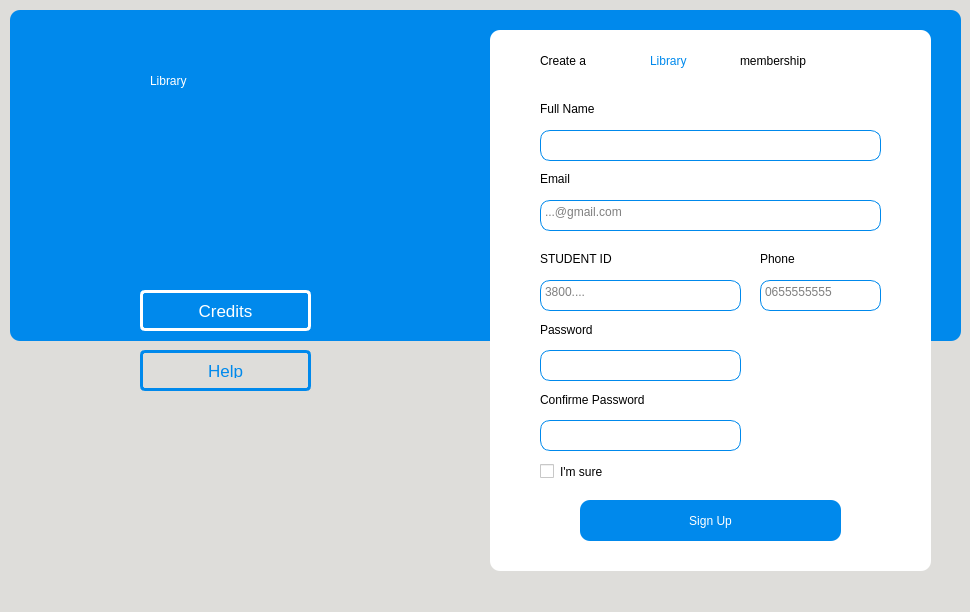
This is Register.ui in mohammedyazid/Library as Qt 5 draws it before an edit. The edited form follows.
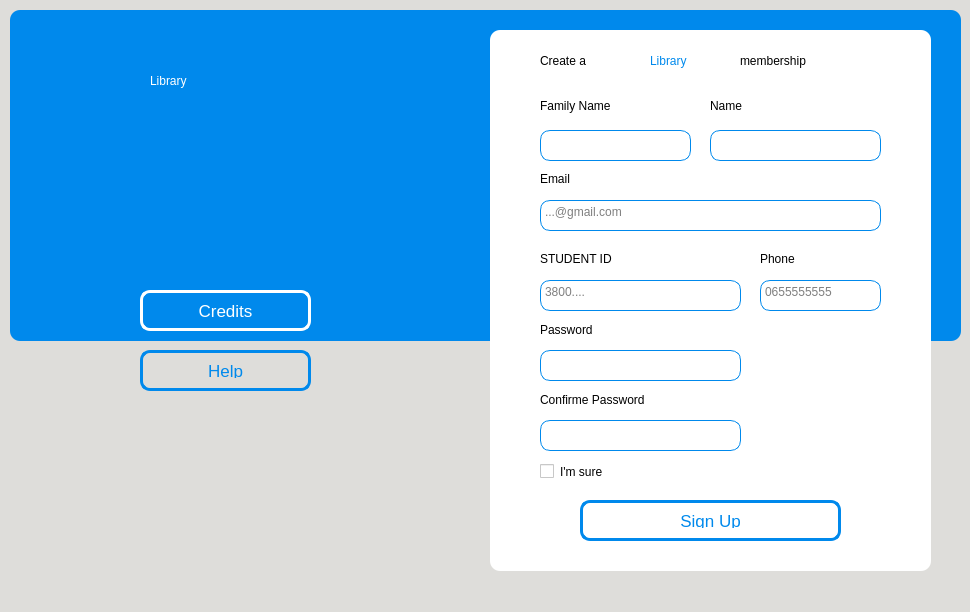
This is the edited form. Icons and pictures are not drawn.

```diff
--- a/Register.ui
+++ b/Register.ui
@@ -50,13 +50,27 @@
       </rect>
      </property>
      <property name="styleSheet">
-      <string notr="true">background-color: rgb(0, 137, 236);
-color: rgb(255, 255, 255);
-font: 75 20pt &quot;Ubuntu&quot;;
-border-style: solid;
-border-width: 0px;
-border-radius: 10px;
-
+      <string notr="true">
+QPushButton {
+    transition: all .5s ease;
+    color: rgb(0, 137, 236);;
+    border-radius: 10px;
+    border:3px solid rgb(0, 137, 236);;
+    font-family:'Montserrat', sans-serif;
+    text-transform: uppercase;
+    text-align: center;
+    line-height: 1;
+    font-size: 17px;
+    background-color : transparent;
+    padding: 10px;
+    outline: none;
+    
+    
+}
+QPushButton:hover {
+    color: white;
+    background-color: rgb(0, 137, 236);;
+}
 </string>
      </property>
      <property name="text">
@@ -203,7 +217,7 @@
       <rect>
        <x>50</x>
        <y>100</y>
-       <width>341</width>
+       <width>151</width>
        <height>31</height>
       </rect>
      </property>
@@ -232,16 +246,16 @@
      <property name="geometry">
       <rect>
        <x>50</x>
-       <y>70</y>
-       <width>111</width>
-       <height>17</height>
+       <y>60</y>
+       <width>121</width>
+       <height>31</height>
       </rect>
      </property>
      <property name="styleSheet">
       <string notr="true">font: 75 16pt &quot;Ubuntu&quot;;</string>
      </property>
      <property name="text">
-      <string>Full Name</string>
+      <string>Family Name</string>
      </property>
     </widget>
     <widget class="QTextEdit" name="textEdit_5">
@@ -421,6 +435,52 @@
       <string>Email</string>
      </property>
     </widget>
+    <widget class="QTextEdit" name="textEdit_7">
+     <property name="geometry">
+      <rect>
+       <x>220</x>
+       <y>100</y>
+       <width>171</width>
+       <height>31</height>
+      </rect>
+     </property>
+     <property name="styleSheet">
+      <string notr="true">background-color: white;
+border-style: solid;
+border-width: 1px;
+border-color:rgb(0, 137, 236);
+border-radius: 10px;
+font: 75 14pt &quot;Ubuntu Mono&quot;;
+
+</string>
+     </property>
+     <property name="html">
+      <string>&lt;!DOCTYPE HTML PUBLIC &quot;-//W3C//DTD HTML 4.0//EN&quot; &quot;http://www.w3.org/TR/REC-html40/strict.dtd&quot;&gt;
+&lt;html&gt;&lt;head&gt;&lt;meta name=&quot;qrichtext&quot; content=&quot;1&quot; /&gt;&lt;style type=&quot;text/css&quot;&gt;
+p, li { white-space: pre-wrap; }
+&lt;/style&gt;&lt;/head&gt;&lt;body style=&quot; font-family:'Ubuntu Mono'; font-size:14pt; font-weight:72; font-style:normal;&quot;&gt;
+&lt;p style=&quot;-qt-paragraph-type:empty; margin-top:0px; margin-bottom:0px; margin-left:0px; margin-right:0px; -qt-block-indent:0; text-indent:0px; font-family:'Ubuntu'; font-size:11pt; font-weight:400;&quot;&gt;&lt;br /&gt;&lt;/p&gt;&lt;/body&gt;&lt;/html&gt;</string>
+     </property>
+     <property name="placeholderText">
+      <string/>
+     </property>
+    </widget>
+    <widget class="QLabel" name="label_11">
+     <property name="geometry">
+      <rect>
+       <x>220</x>
+       <y>60</y>
+       <width>121</width>
+       <height>31</height>
+      </rect>
+     </property>
+     <property name="styleSheet">
+      <string notr="true">font: 75 16pt &quot;Ubuntu&quot;;</string>
+     </property>
+     <property name="text">
+      <string>Name</string>
+     </property>
+    </widget>
    </widget>
    <widget class="QFrame" name="frame_2">
     <property name="geometry">
@@ -509,7 +569,7 @@
 QPushButton {
     transition: all .5s ease;
     color: white;
-    border-radius: 5px;
+    border-radius: 10px;
     border:3px solid white;
     font-family:'Montserrat', sans-serif;
     text-transform: uppercase;
@@ -547,7 +607,7 @@
 QPushButton {
     transition: all .5s ease;
     color: rgb(0, 137, 236);;
-    border-radius: 5px;
+    border-radius: 10px;
     border:3px solid rgb(0, 137, 236);;
     font-family:'Montserrat', sans-serif;
     text-transform: uppercase;
```
Left out of the diff: 35 changed lines with no effect on the pictures.
